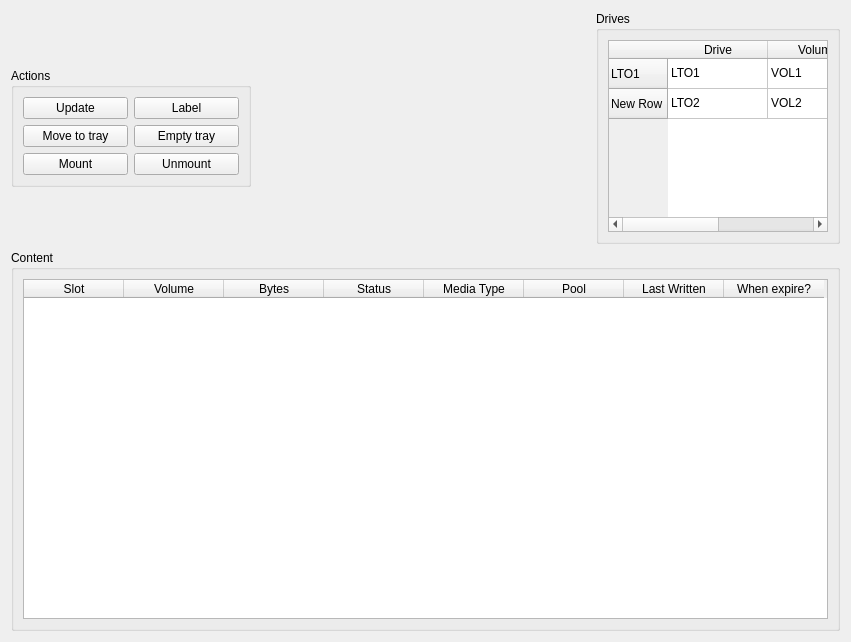
First picture: the form in bacula/src/qt-console/storage/content.ui, repository rkorzeniewski/bacula, before the edit.
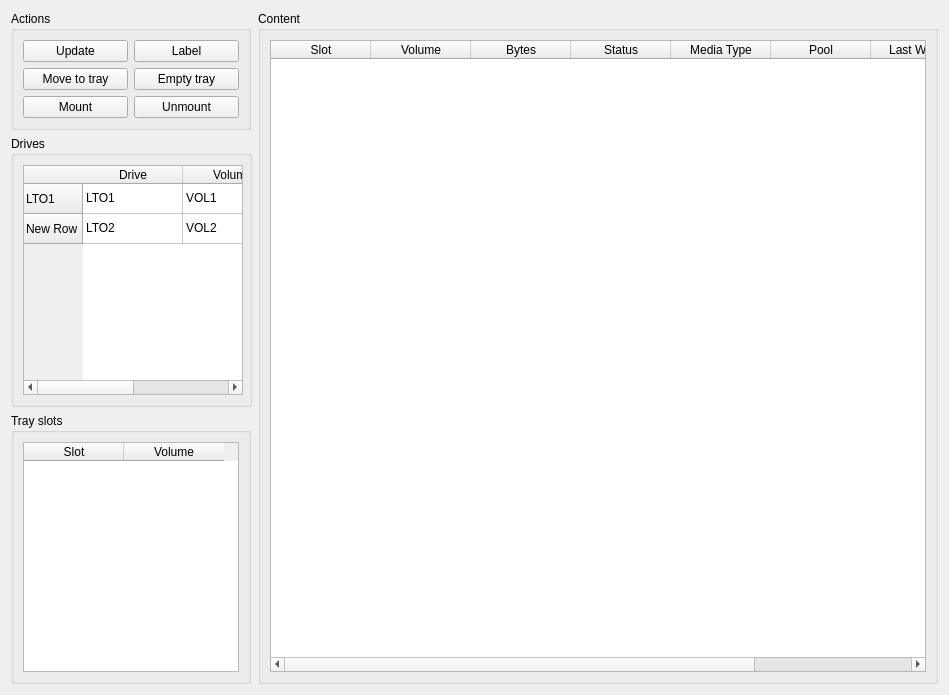
Second picture: the form after the edit. Icons and pictures are not drawn.

Commit message: tweak the layout and add tray slot view

```diff
--- a/bacula/src/qt-console/storage/content.ui
+++ b/bacula/src/qt-console/storage/content.ui
@@ -5,16 +5,16 @@
    <rect>
     <x>0</x>
     <y>0</y>
-    <width>851</width>
-    <height>642</height>
+    <width>949</width>
+    <height>695</height>
    </rect>
   </property>
   <property name="windowTitle" >
    <string>Form</string>
   </property>
-  <layout class="QVBoxLayout" >
+  <layout class="QHBoxLayout" >
    <item>
-    <layout class="QHBoxLayout" >
+    <layout class="QVBoxLayout" >
      <item>
       <widget class="QGroupBox" name="groupBox" >
        <property name="sizePolicy" >
@@ -90,21 +90,26 @@
        </layout>
       </widget>
      </item>
-     <item>
-      <spacer>
-       <property name="orientation" >
-        <enum>Qt::Horizontal</enum>
-       </property>
-       <property name="sizeHint" >
-        <size>
-         <width>392</width>
-         <height>20</height>
-        </size>
-       </property>
-      </spacer>
-     </item>
      <item>
       <widget class="QGroupBox" name="groupBox_3" >
+       <property name="sizePolicy" >
+        <sizepolicy vsizetype="Expanding" hsizetype="Fixed" >
+         <horstretch>0</horstretch>
+         <verstretch>0</verstretch>
+        </sizepolicy>
+       </property>
+       <property name="minimumSize" >
+        <size>
+         <width>241</width>
+         <height>221</height>
+        </size>
+       </property>
+       <property name="maximumSize" >
+        <size>
+         <width>241</width>
+         <height>16777215</height>
+        </size>
+       </property>
        <property name="title" >
         <string>Drives</string>
        </property>
@@ -112,7 +117,7 @@
         <item>
          <widget class="QTableWidget" name="tableDrive" >
           <property name="sizePolicy" >
-           <sizepolicy vsizetype="Fixed" hsizetype="Fixed" >
+           <sizepolicy vsizetype="Expanding" hsizetype="Fixed" >
             <horstretch>0</horstretch>
             <verstretch>0</verstretch>
            </sizepolicy>
@@ -120,7 +125,7 @@
           <property name="minimumSize" >
            <size>
             <width>220</width>
-            <height>100</height>
+            <height>192</height>
            </size>
           </property>
           <row>
@@ -168,6 +173,53 @@
        </layout>
       </widget>
      </item>
+     <item>
+      <widget class="QGroupBox" name="groupBox_4" >
+       <property name="sizePolicy" >
+        <sizepolicy vsizetype="Expanding" hsizetype="Fixed" >
+         <horstretch>0</horstretch>
+         <verstretch>0</verstretch>
+        </sizepolicy>
+       </property>
+       <property name="maximumSize" >
+        <size>
+         <width>240</width>
+         <height>16777215</height>
+        </size>
+       </property>
+       <property name="title" >
+        <string>Tray slots</string>
+       </property>
+       <layout class="QHBoxLayout" >
+        <item>
+         <widget class="QTableWidget" name="tableTray" >
+          <property name="sizePolicy" >
+           <sizepolicy vsizetype="Expanding" hsizetype="Fixed" >
+            <horstretch>0</horstretch>
+            <verstretch>0</verstretch>
+           </sizepolicy>
+          </property>
+          <property name="minimumSize" >
+           <size>
+            <width>100</width>
+            <height>0</height>
+           </size>
+          </property>
+          <column>
+           <property name="text" >
+            <string>Slot</string>
+           </property>
+          </column>
+          <column>
+           <property name="text" >
+            <string>Volume</string>
+           </property>
+          </column>
+         </widget>
+        </item>
+       </layout>
+      </widget>
+     </item>
     </layout>
    </item>
    <item>
```
